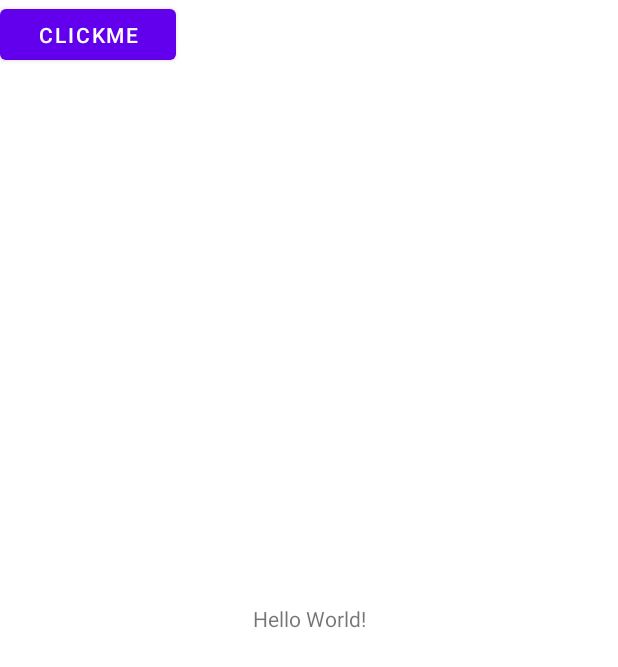
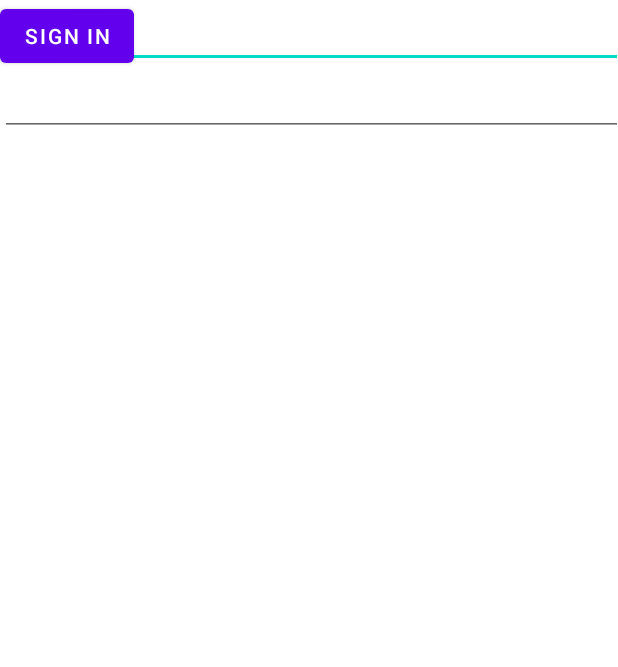
Before and after one commit to nlabib/pizzapp, an Android app: the MainActivity screen opened directly, with no data from a screen before it, on a phone screen of 412 x 824 dp. Shown: the top 667 px of the screen. Run offline under Robolectric (Android 15) with nearby library versions, the phone set to English and light mode, and no system bars.

Commit message:
Added Container for user and password field

```diff
--- a/app/src/main/res/layout/activity_main.xml
+++ b/app/src/main/res/layout/activity_main.xml
@@ -6,21 +6,33 @@
     android:layout_height="match_parent"
     tools:context=".MainActivity">
 
-    <TextView
+    <Button
+        android:id="@+id/signin"
         android:layout_width="wrap_content"
         android:layout_height="wrap_content"
-        android:text="Hello World!"
-        app:layout_constraintBottom_toBottomOf="parent"
-        app:layout_constraintEnd_toEndOf="parent"
-        app:layout_constraintStart_toStartOf="parent"
-        app:layout_constraintTop_toTopOf="parent" />
+        android:text="Sign in"
+        tools:layout_editor_absoluteX="160dp"
+        tools:layout_editor_absoluteY="451dp" />
 
-    <Button
-        android:id="@+id/button1"
-        android:layout_width="117dp"
-        android:layout_height="46dp"
-        android:text="Clickme"
-        tools:layout_editor_absoluteX="147dp"
-        tools:layout_editor_absoluteY="284dp" />
+    <LinearLayout
+        android:layout_width="415dp"
+        android:layout_height="129dp"
+        android:orientation="vertical"
+        tools:layout_editor_absoluteX="1dp"
+        tools:layout_editor_absoluteY="156dp">
 
+        <EditText
+            android:id="@+id/editTextTextEmailAddress"
+            android:layout_width="match_parent"
+            android:layout_height="wrap_content"
+            android:ems="10"
+            android:inputType="textEmailAddress" />
+
+        <EditText
+            android:id="@+id/editTextTextPassword"
+            android:layout_width="match_parent"
+            android:layout_height="wrap_content"
+            android:ems="10"
+            android:inputType="textPassword" />
+    </LinearLayout>
 </androidx.constraintlayout.widget.ConstraintLayout>
```
